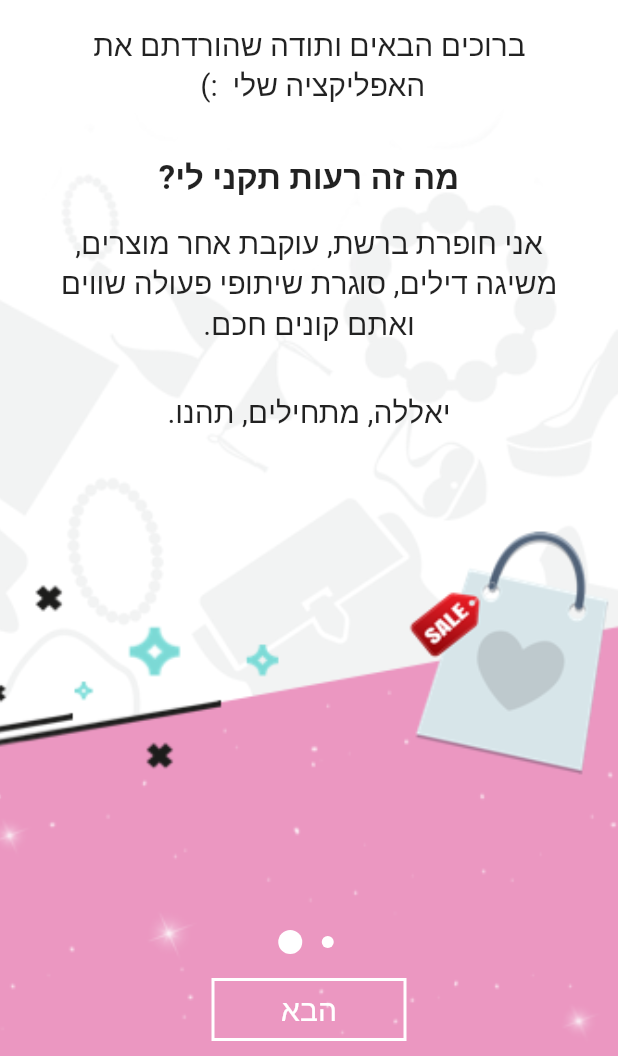
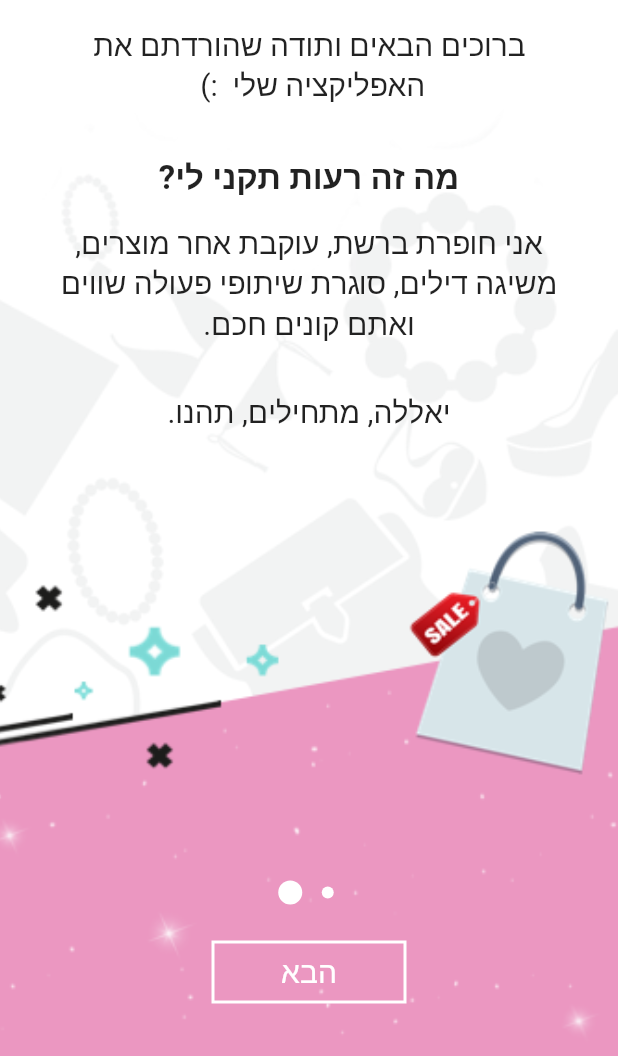
Before and after one commit to TomerMash/RBIFM_app_01, a Flutter app: the screen it shows after launch, on a phone screen of 412 x 824 dp, the part 180-1236 px from its top. Run offline on Flutter 3.47's test engine with Material 2 defaults, Android fonts, the phone set to English and light mode, and no system bars; our stand-ins replace connectivity, firebase_messaging, shared_preferences; missing offline and left inert: flutter_inappbrowser, launch_review, progress_hud; accounts and stored records are empty.

```diff
--- a/lib/onboarding/onboarding_controller.dart
+++ b/lib/onboarding/onboarding_controller.dart
@@ -42,7 +42,6 @@ class _OnboardingMainPageState extends State<OnboardingMainPage> {
             top: 0.0,
             left: 0.0,
             right: 0.0,
-            bottom: 16,
             child: new SafeArea(
               child: AppBar(
                 brightness: Brightness.dark,
@@ -65,14 +64,14 @@ class _OnboardingMainPageState extends State<OnboardingMainPage> {
             ),
           ),
           new Positioned(
-            bottom: 10.0,
+            bottom: 35.0,
             left: 0.0,
             right: 0.0,
             child: new SafeArea(
               child: new Column(
                 children: <Widget>[
                   new Padding(
-                    padding: const EdgeInsets.all(16.0),
+                    padding: const EdgeInsets.all(24.0),
                     child: isDone? new Container() : new DotsIndicator(
                       controller: _controller,
                       itemCount: _pages.length,
--- a/lib/pages/main_app.dart
+++ b/lib/pages/main_app.dart
@@ -141,7 +141,7 @@ class AppState extends State<MainApp> {
     if (value == 1) {
       return;
     }
-    // _saveWelcomeShowed();
+    _saveWelcomeShowed();
     final result = await Navigator.of(context).push(MaterialPageRoute(
         fullscreenDialog: true, builder: (context) => OnboardingMainPage()));
     if (result == "favorite") {
@@ -204,7 +204,7 @@ class AppState extends State<MainApp> {
   @override
   Widget build(BuildContext context) {
     return Scaffold(
-        drawer: Theme(
+        endDrawer: Theme(
           data: Theme.of(context)
               .copyWith(canvasColor: Color.fromRGBO(244, 244, 244, 1)),
           child: Drawer(
```
